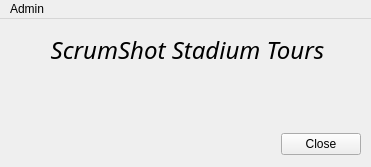
First picture: the form in StadiumTripPlanner.ui, repository PachowStudios/CS1D-Second-Project, before the edit.
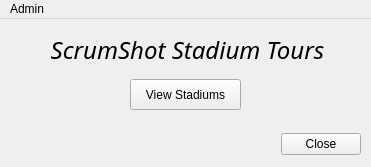
Second picture: the form after the edit.

Commit message:
Added view stadiums window
Changed date class to extend QDate.
Some other shit I don't remember.

Patch:
```diff
--- a/StadiumTripPlanner.ui
+++ b/StadiumTripPlanner.ui
@@ -75,6 +75,19 @@
      <set>Qt::AlignCenter</set>
     </property>
    </widget>
+   <widget class="QPushButton" name="viewStadiumsButton">
+    <property name="geometry">
+     <rect>
+      <x>130</x>
+      <y>60</y>
+      <width>111</width>
+      <height>31</height>
+     </rect>
+    </property>
+    <property name="text">
+     <string>View Stadiums</string>
+    </property>
+   </widget>
   </widget>
   <widget class="QMenuBar" name="menuBar">
    <property name="geometry">
```
The commit also changes 12 other files.
